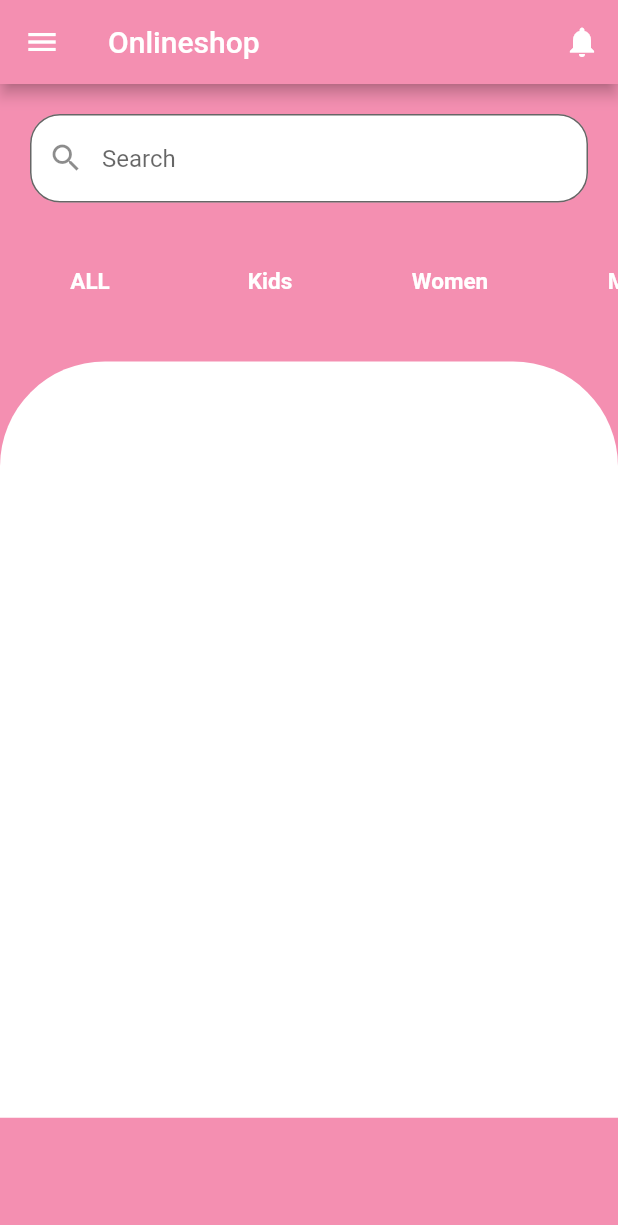
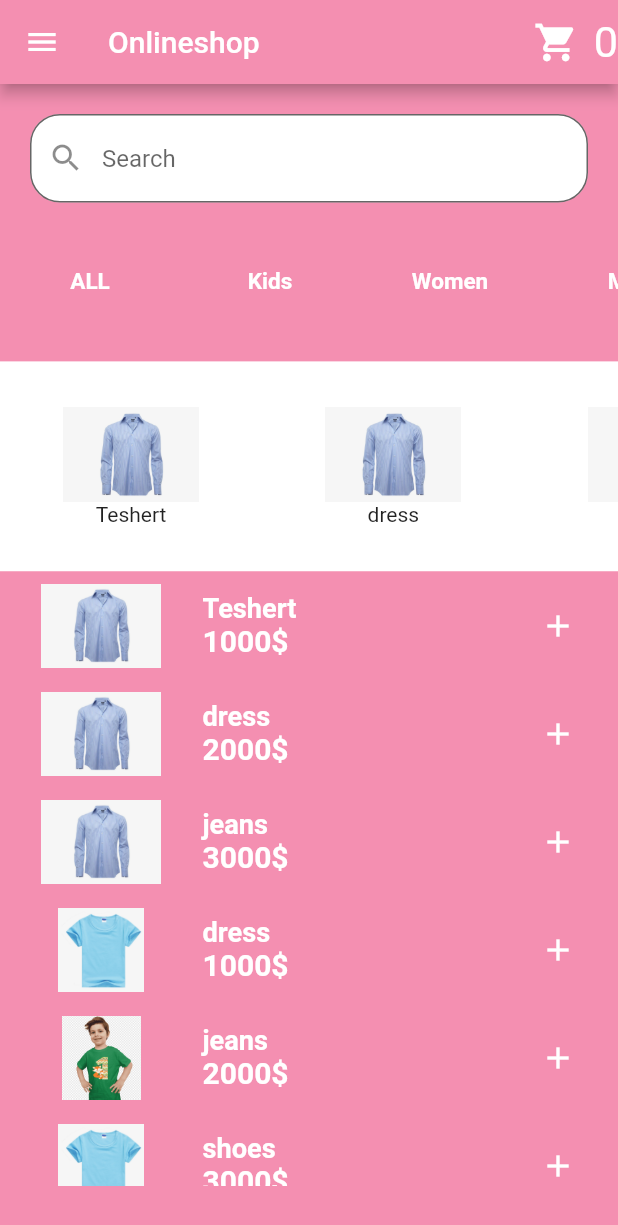
Before and after one commit to Mirko-khatab/busnisapp, a Flutter app: the MyApp screen opened directly, on a phone screen of 412 x 824 dp. Shown: the top 1225 px of the screen. Run offline on Flutter 3.47's test engine with Material 2 defaults, Android fonts, the light colour scheme and no system bars; missing offline and left inert: dart:ffi.

Commit message:
fnish another app

```diff
--- /dev/null
+++ b/lib/Clothes.dart
@@ -0,0 +1,90 @@
+import 'package:flutter/physics.dart';
+
+class Clothes {
+//menStyle name list
+  List menStyle = [
+    'Teshert',
+    'dress',
+    'jeans',
+  ];
+//iphone men list
+  List menPrice = [
+    '1000',
+    '2000',
+    '3000',
+  ];
+//men image list
+  List menImage = [
+    'menShirt.png',
+    'menShirt.png',
+    'menShirt.png',
+  ];
+
+//Women name list
+  List Women = [
+    'dress',
+    'jeans',
+    'shoes',
+  ];
+//women price list
+  List womenPrice = [
+    '1000',
+    '2000',
+    '3000',
+  ];
+//women image list
+  List womenImage = [
+    'womendress.png',
+    'womendress.png',
+    'womenShose.png',
+  ];
+//kids list
+  List Kids = [
+    'dress',
+    'jeans',
+    'shoes',
+  ];
+//kids price list
+  List kidsPrice = [
+    '1000',
+    '2000',
+    '3000',
+  ];
+
+//kids image list
+  List kidsImages = [
+    'kidsshert.png',
+    'kidsphoto.png',
+    'kidsshert.png',
+  ];
+
+//get all phone name to one list and return it
+  List getAllclothes() {
+    List allPhoneName = [];
+    allPhoneName.addAll(menStyle);
+    allPhoneName.addAll(Kids);
+    allPhoneName.addAll(Women);
+    return allPhoneName;
+  }
+
+  //get all phone price to one list and return it
+  List getAllClothesPrice() {
+    List allPhonePrice = [];
+    allPhonePrice.addAll(menPrice);
+    allPhonePrice.addAll(kidsPrice);
+    allPhonePrice.addAll(womenPrice);
+    return allPhonePrice;
+  }
+
+  //get all clotheImage to one list and return it
+  List getAllClothesImage() {
+    List allPhoneImage = [];
+    allPhoneImage.addAll(menImage);
+    allPhoneImage.addAll(kidsImages);
+    allPhoneImage.addAll(womenImage);
+    return allPhoneImage;
+  }
+
+  //get all clotheImage to one list and return it
+
+}
--- a/lib/login.dart
+++ b/lib/login.dart
@@ -102,9 +102,7 @@ class _loginState extends State<login> {
                       if (inpuser == user && inppass == pass) {
                         Navigator.pushReplacement(context,
                             MaterialPageRoute(builder: (context) => solash()));
-                      } else {
-                        print("error");
-                      }
+                      } else {}
                     },
                     child: Text(
                       "Login",
--- a/lib/main.dart
+++ b/lib/main.dart
@@ -1,15 +1,11 @@
 import 'dart:ffi';
 
 import 'package:busnisapp/About.dart';
-import 'package:busnisapp/Iphone.dart';
-import 'package:busnisapp/huawei.dart';
 import 'package:busnisapp/login.dart';
-import 'package:busnisapp/samsung.dart';
 import 'package:busnisapp/solash.dart';
 import 'package:flutter/material.dart';
 // import 'package:gashbush/solash.dart';
-import 'Iphone.dart';
-import 'All.dart';
+import 'Clothes.dart';
 
 void main() {
   runApp(MaterialApp(
@@ -25,7 +21,10 @@ class MyApp extends StatefulWidget {
   State<MyApp> createState() => _MyAppState();
 }
 
-String _itemName = "";
+int _selectedItem = 0;
+List _itemName = Clothes().getAllclothes();
+List _itemPrice = Clothes().getAllClothesPrice();
+List _itemImage = Clothes().getAllClothesImage();
 
 class _MyAppState extends State<MyApp> {
   // This widget is the root of your application.
@@ -95,7 +94,21 @@ class _MyAppState extends State<MyApp> {
         backgroundColor: Colors.pink[200],
         title: Text('Onlineshop'),
         actions: [
-          IconButton(onPressed: () {}, icon: Icon(Icons.notifications))
+          Row(
+            mainAxisAlignment: MainAxisAlignment.center,
+            crossAxisAlignment: CrossAxisAlignment.center,
+            children: [
+              Icon(Icons.shopping_cart, size: 30),
+              SizedBox(
+                width: 10,
+              ),
+              Text(
+                _selectedItem.toString(),
+                style: TextStyle(
+                    fontSize: MediaQuery.of(context).size.height * 0.035),
+              ),
+            ],
+          ),
         ],
       ),
       body: Column(children: [
@@ -127,7 +140,9 @@ class _MyAppState extends State<MyApp> {
               GestureDetector(
                 onTap: () {
                   setState(() {
-                    _itemName = "All";
+                    _itemName = Clothes().getAllclothes();
+                    _itemPrice = Clothes().getAllClothesPrice();
+                    _itemImage = Clothes().getAllClothesImage();
                   });
                 },
                 child: Container(
@@ -148,7 +163,9 @@ class _MyAppState extends State<MyApp> {
               GestureDetector(
                 onTap: () {
                   setState(() {
-                    _itemName = "kids";
+                    _itemName = Clothes().Kids;
+                    _itemPrice = Clothes().kidsPrice;
+                    _itemImage = Clothes().kidsImages;
                   });
                 },
                 child: Container(
@@ -169,7 +186,9 @@ class _MyAppState extends State<MyApp> {
               GestureDetector(
                 onTap: () {
                   setState(() {
-                    _itemName = "Women";
+                    _itemName = Clothes().Women;
+                    _itemPrice = Clothes().womenPrice;
+                    _itemImage = Clothes().womenImage;
                   });
                 },
                 child: Container(
@@ -190,7 +209,9 @@ class _MyAppState extends State<MyApp> {
               GestureDetector(
                 onTap: () {
                   setState(() {
-                    _itemName = "Men";
+                    _itemName = Clothes().menStyle;
+                    _itemPrice = Clothes().menPrice;
+                    _itemImage = Clothes().menImage;
                   });
                 },
                 child: Container(
@@ -213,24 +234,86 @@ class _MyAppState extends State<MyApp> {
         ),
         Padding(
           padding: const EdgeInsets.only(top: 20.0),
-          child: Container(
-            decoration: BoxDecoration(
-              borderRadius: BorderRadius.only(
-                topLeft: Radius.circular(70),
-                topRight: Radius.circular(70),
+          child: Column(
+            children: [
+              Container(
+                decoration: BoxDecoration(
+                  // borderRadius: BorderRadius.only(
+                  //   topLeft: Radius.circular(70),
+                  //   topRight: Radius.circular(70),
+                  // ),
+                  color: Colors.white,
+                ),
+                width: double.infinity,
+                height: MediaQuery.of(context).size.height * 0.17,
+                child: ListView.builder(
+                    scrollDirection: Axis.horizontal,
+                    itemBuilder: ((context, index) {
+                      return Padding(
+                        padding: const EdgeInsets.symmetric(
+                            horizontal: 5.0, vertical: 7),
+                        child: (Container(
+                          width: MediaQuery.of(context).size.width * 0.4,
+                          height: MediaQuery.of(context).size.height * 0.17,
+                          child: Column(
+                            mainAxisAlignment: MainAxisAlignment.center,
+                            crossAxisAlignment: CrossAxisAlignment.center,
+                            children: [
+                              Image.asset(
+                                "images/${Clothes().getAllClothesImage()[index]}",
+                                fit: BoxFit.contain,
+                                width: MediaQuery.of(context).size.width * 0.22,
+                              ),
+                              Text("${Clothes().getAllclothes()[index]}"),
+                            ],
+                          ),
+                        )),
+                      );
+                    }),
+                    itemCount: Clothes().getAllclothes().length),
               ),
-              color: Colors.white,
-            ),
-            width: double.infinity,
-            height: MediaQuery.of(context).size.height * 0.612,
-            // child:
-            // _itemName == "iphone"
-            //     ? iphone()
-            //     : _itemName == "samsung"
-            //         ? samsung()
-            //         : _itemName == "huawei"
-            //             ? huawei()
-            //             : All()
+              Container(
+                decoration: BoxDecoration(
+                  // borderRadius: BorderRadius.only(
+                  //   topLeft: Radius.circular(70),
+                  //   topRight: Radius.circular(70),
+                  // ),
+                  color: Colors.pink[200],
+                ),
+                width: double.infinity,
+                height: MediaQuery.of(context).size.height * 0.497,
+                child: ListView.builder(
+                    itemBuilder: ((context, index) {
+                      return (ListTile(
+                        title: Text("${_itemName[index]}",
+                            style: TextStyle(
+                                color: Colors.white,
+                                fontSize:
+                                    MediaQuery.of(context).size.height * 0.022,
+                                fontWeight: FontWeight.bold)),
+                        subtitle: Text("${_itemPrice[index]}\$",
+                            style: TextStyle(
+                                color: Colors.white,
+                                fontSize: 20,
+                                fontWeight: FontWeight.bold)),
+                        leading: Image.asset(
+                          "images/${_itemImage[index]}",
+                          fit: BoxFit.contain,
+                          width: MediaQuery.of(context).size.width * 0.25,
+                        ),
+                        trailing: IconButton(
+                          onPressed: () {
+                            setState(() {
+                              _selectedItem++;
+                            });
+                          },
+                          icon: Icon(Icons.add, color: Colors.white),
+                        ),
+                      ));
+                    }),
+                    itemCount: _itemName.length),
+              ),
+            ],
           ),
         ),
       ]),
```
Also changed, not shown: lib/All.dart (deleted, +0 -77 lines), lib/Iphone.dart (deleted, +0 -77 lines), lib/Phone.dart (deleted, +0 -100 lines), lib/huawei.dart (deleted, +0 -74 lines), lib/samsung.dart (deleted, +0 -74 lines).
